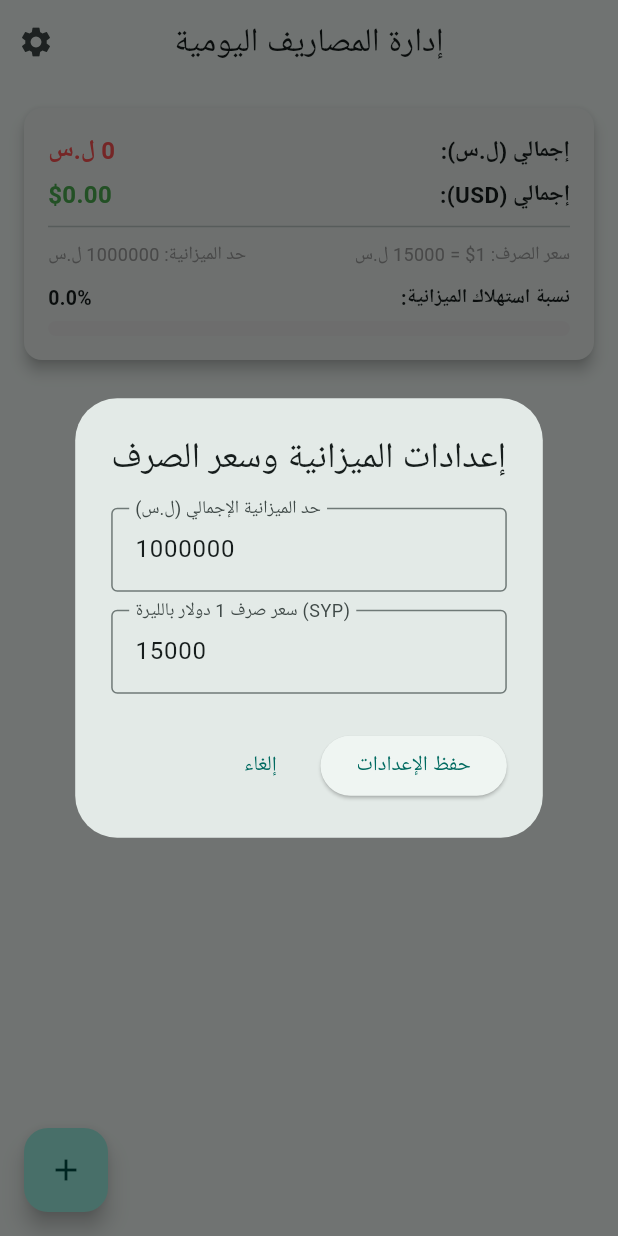
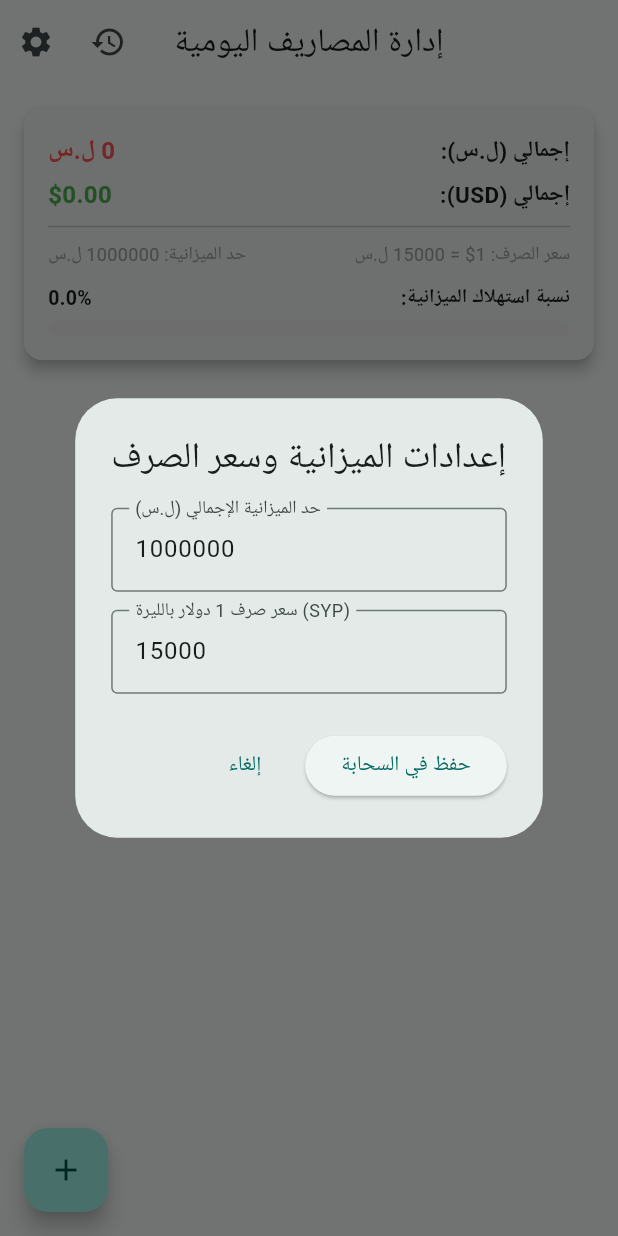
Before and after one commit to al-homse/money, a Flutter app: the screen it shows after launch, after a tap on the "settings" icon, on a phone screen of 412 x 824 dp. Run offline on Flutter 3.47's test engine with Material 3 defaults, Android fonts, the phone set to English and light mode, and no system bars; our stand-ins replace cloud_firestore, firebase_core; accounts and stored records are empty.

```diff
--- a/lib/views/home_screen.dart
+++ b/lib/views/home_screen.dart
@@ -9,9 +9,11 @@ class HomeScreen extends StatefulWidget {
 }
 
 class _HomeScreenState extends State<HomeScreen> {
-  // الإعدادات المحلية المبدئية
-  double _budgetLimitSYP = 1000000.0; // حد الميزانية
-  double _exchangeRate = 15000.0;    // سعر صرف 1 دولار بالليرة
+  // المراجع في Firebase
+  final CollectionReference _expensesCollection =
+      FirebaseFirestore.instance.collection('expenses');
+  final DocumentReference _settingsDoc =
+      FirebaseFirestore.instance.collection('app_settings').doc('config');
 
   // متحكمات النصوص لنموذج إضافة مصروف
   final TextEditingController _titleController = TextEditingController();
@@ -21,10 +23,6 @@ class _HomeScreenState extends State<HomeScreen> {
   // متحكمات الإعدادات
   final TextEditingController _budgetController = TextEditingController();
   final TextEditingController _exchangeController = TextEditingController();
-
-  // المرجع لمجموعة المصاريف في Firebase
-  final CollectionReference _expensesCollection =
-      FirebaseFirestore.instance.collection('expenses');
 
   // إضافة مصروف جديد إلى Firebase
   Future<void> _addTransaction() async {
@@ -45,9 +43,17 @@ class _HomeScreenState extends State<HomeScreen> {
     if (mounted) Navigator.of(context).pop();
   }
 
-  // حذف مصروف من Firebase
+  // حذف مصروف
   Future<void> _deleteTransaction(String id) async {
     await _expensesCollection.doc(id).delete();
+  }
+
+  // حفظ سعر الصرف والميزانية في Firebase لضمان عدم الضياع
+  Future<void> _saveSettingsToFirebase(double budget, double rate) async {
+    await _settingsDoc.set({
+      'budgetLimitSYP': budget,
+      'exchangeRate': rate,
+    }, SetOptions(merge: true));
   }
 
   // حوار إضافة مصروف
@@ -121,9 +127,9 @@ class _HomeScreenState extends State<HomeScreen> {
   }
 
   // حوار تعديل سعر الصرف وحد الميزانية
-  void _showSettingsDialog() {
-    _budgetController.text = _budgetLimitSYP.toStringAsFixed(0);
-    _exchangeController.text = _exchangeRate.toStringAsFixed(0);
+  void _showSettingsDialog(double currentBudget, double currentRate) {
+    _budgetController.text = currentBudget.toStringAsFixed(0);
+    _exchangeController.text = currentRate.toStringAsFixed(0);
 
     showDialog(
       context: context,
@@ -157,16 +163,60 @@ class _HomeScreenState extends State<HomeScreen> {
             child: const Text('إلغاء'),
           ),
           ElevatedButton(
-            onPressed: () {
-              setState(() {
-                _budgetLimitSYP = double.tryParse(_budgetController.text) ?? _budgetLimitSYP;
-                _exchangeRate = double.tryParse(_exchangeController.text) ?? _exchangeRate;
-              });
-              Navigator.of(ctx).pop();
+            onPressed: () async {
+              double newBudget = double.tryParse(_budgetController.text) ?? currentBudget;
+              double newRate = double.tryParse(_exchangeController.text) ?? currentRate;
+              await _saveSettingsToFirebase(newBudget, newRate);
+              if (mounted) Navigator.of(ctx).pop();
             },
-            child: const Text('حفظ الإعدادات'),
+            child: const Text('حفظ في السحابة'),
           ),
         ],
+      ),
+    );
+  }
+
+  // شاشة السجل التاريخي للمصاريف
+  void _openHistoryScreen(List<QueryDocumentSnapshot> docs) {
+    Navigator.of(context).push(
+      MaterialPageRoute(
+        builder: (ctx) => Directionality(
+          textDirection: TextDirection.rtl,
+          child: Scaffold(
+            appBar: AppBar(
+              title: const Text('سجل المصاريف الكامل'),
+            ),
+            body: docs.isEmpty
+                ? const Center(child: Text('لا يوجد سجل مصاريف بعد.'))
+                : ListView.builder(
+                    itemCount: docs.length,
+                    itemBuilder: (context, index) {
+                      final tx = docs[index].data() as Map<String, dynamic>;
+                      final isSyp = tx['currency'] == 'SYP';
+                      final Timestamp? timestamp = tx['timestamp'] as Timestamp?;
+                      final String dateStr = timestamp != null
+                          ? "${timestamp.toDate().day}/${timestamp.toDate().month}/${timestamp.toDate().year} - ${timestamp.toDate().hour}:${timestamp.toDate().minute}"
+                          : "الآن";
+
+                      return ListTile(
+                        leading: CircleAvatar(
+                          backgroundColor: isSyp ? Colors.blue[100] : Colors.green[100],
+                          child: Text(
+                            isSyp ? 'ل.س' : '\$',
+                            style: TextStyle(color: isSyp ? Colors.blue[900] : Colors.green[900], fontWeight: FontWeight.bold),
+                          ),
+                        ),
+                        title: Text(tx['title'] ?? ''),
+                        subtitle: Text(dateStr, style: const TextStyle(fontSize: 12)),
+                        trailing: Text(
+                          '${tx['amount']} ${tx['currency']}',
+                          style: const TextStyle(fontWeight: FontWeight.bold, fontSize: 15),
+                        ),
+                      );
+                    },
+                  ),
+          ),
+        ),
       ),
     );
   }
@@ -184,19 +234,43 @@ class _HomeScreenState extends State<HomeScreen> {
   Widget build(BuildContext context) {
     return Directionality(
       textDirection: TextDirection.rtl,
-      child: Scaffold(
+      child: StreamBuilder<DocumentSnapshot>(
+        // البث المباشر للإعدادات (الميزانية وسعر الصرف)
+        stream: _settingsDoc.snapshots(),
+        builder: (context, settingsSnapshot) {
+          double budgetLimitSYP = 1000000.0;
+          double exchangeRate = 15000.0;
+
+          if (settingsSnapshot.hasData && settingsSnapshot.data!.exists) {
+            final settingsData = settingsSnapshot.data!.data() as Map<String, dynamic>;
+            budgetLimitSYP = (settingsData['budgetLimitSYP'] ?? 1000000.0).toDouble();
+            exchangeRate = (settingsData['exchangeRate'] ?? 15000.0).toDouble();
+          }
+
+          return Scaffold(
             appBar: AppBar(
               title: const Text('إدارة المصاريف اليومية'),
               centerTitle: true,
               actions: [
+                // زر السجل
+                IconButton(
+                  icon: const Icon(Icons.history),
+                  tooltip: 'سجل المصاريف',
+                  onPressed: () async {
+                    final snapshot = await _expensesCollection.orderBy('timestamp', descending: true).get();
+                    if (context.mounted) _openHistoryScreen(snapshot.docs);
+                  },
+                ),
+                // زر الإعدادات
                 IconButton(
                   icon: const Icon(Icons.settings),
                   tooltip: 'تعديل سعر الصرف والميزانية',
-              onPressed: _showSettingsDialog,
+                  onPressed: () => _showSettingsDialog(budgetLimitSYP, exchangeRate),
                 ),
               ],
             ),
             body: StreamBuilder<QuerySnapshot>(
+              // البث المباشر للمصاريف
               stream: _expensesCollection.orderBy('timestamp', descending: true).snapshots(),
               builder: (context, snapshot) {
                 if (snapshot.connectionState == ConnectionState.waiting) {
@@ -217,14 +291,12 @@ class _HomeScreenState extends State<HomeScreen> {
                   }
                 }
 
-            // تحويل الكل إلى قيمة مكافئة بالليرة لحساب شريط التقدم
-            double totalInSYP = totalSYP + (totalUSD * _exchangeRate);
-            double progressRatio = _budgetLimitSYP > 0 ? (totalInSYP / _budgetLimitSYP) : 0.0;
+                double totalInSYP = totalSYP + (totalUSD * exchangeRate);
+                double progressRatio = budgetLimitSYP > 0 ? (totalInSYP / budgetLimitSYP) : 0.0;
                 if (progressRatio > 1.0) progressRatio = 1.0;
 
                 return Column(
                   children: [
-                // كارد ملخص الحساب وشريط التقدم
                     Card(
                       margin: const EdgeInsets.all(16),
                       elevation: 4,
@@ -252,8 +324,8 @@ class _HomeScreenState extends State<HomeScreen> {
                             Row(
                               mainAxisAlignment: MainAxisAlignment.spaceBetween,
                               children: [
-                            Text('سعر الصرف: 1\$ = ${_exchangeRate.toStringAsFixed(0)} ل.س', style: const TextStyle(fontSize: 12, color: Colors.grey)),
-                            Text('حد الميزانية: ${_budgetLimitSYP.toStringAsFixed(0)} ل.س', style: const TextStyle(fontSize: 12, color: Colors.grey)),
+                                Text('سعر الصرف: 1\$ = ${exchangeRate.toStringAsFixed(0)} ل.س', style: const TextStyle(fontSize: 12, color: Colors.grey)),
+                                Text('حد الميزانية: ${budgetLimitSYP.toStringAsFixed(0)} ل.س', style: const TextStyle(fontSize: 12, color: Colors.grey)),
                               ],
                             ),
                             const SizedBox(height: 10),
@@ -276,7 +348,6 @@ class _HomeScreenState extends State<HomeScreen> {
                         ),
                       ),
                     ),
-                // سجل المصاريف المخزن في Firebase
                     Expanded(
                       child: docs.isEmpty
                           ? const Center(child: Text('لا توجد مصاريف مسجلة حتى الآن.'))
@@ -324,6 +395,8 @@ class _HomeScreenState extends State<HomeScreen> {
               onPressed: _showAddTransactionDialog,
               child: const Icon(Icons.add),
             ),
+          );
+        },
       ),
     );
   }
```
Lines whose indentation alone changed are shown as unchanged.
